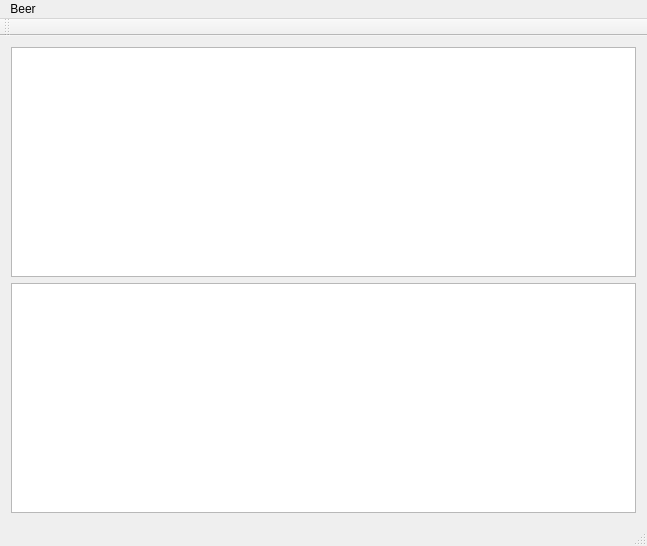
First picture: the form in qbeer.ui, repository elmo2k3/qbeer, before the edit.
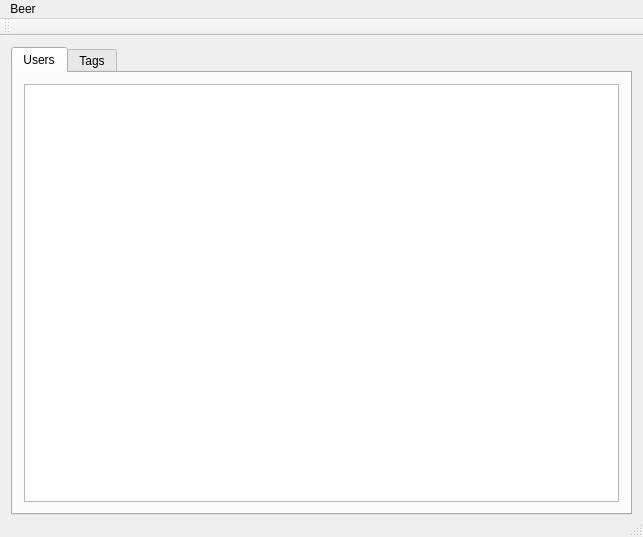
Second picture: the form after the edit.

```diff
--- a/qbeer.ui
+++ b/qbeer.ui
@@ -6,8 +6,8 @@
    <rect>
     <x>0</x>
     <y>0</y>
-    <width>647</width>
-    <height>546</height>
+    <width>643</width>
+    <height>537</height>
    </rect>
   </property>
   <property name="windowTitle">
@@ -15,11 +15,35 @@
   </property>
   <widget class="QWidget" name="centralWidget">
    <layout class="QVBoxLayout" name="verticalLayout">
+    <property name="bottomMargin">
+     <number>0</number>
+    </property>
     <item>
-     <widget class="QTableView" name="tableViewTags"/>
-    </item>
-    <item>
-     <widget class="QTextEdit" name="textEditTags"/>
+     <widget class="QTabWidget" name="tabWidget">
+      <property name="currentIndex">
+       <number>0</number>
+      </property>
+      <widget class="QWidget" name="tab">
+       <attribute name="title">
+        <string>Users</string>
+       </attribute>
+       <layout class="QVBoxLayout" name="verticalLayout_2">
+        <item>
+         <widget class="QTableView" name="tableViewTags"/>
+        </item>
+       </layout>
+      </widget>
+      <widget class="QWidget" name="tab_2">
+       <attribute name="title">
+        <string>Tags</string>
+       </attribute>
+       <layout class="QVBoxLayout" name="verticalLayout_3">
+        <item>
+         <widget class="QTextEdit" name="textEditTags"/>
+        </item>
+       </layout>
+      </widget>
+     </widget>
     </item>
    </layout>
   </widget>
@@ -28,7 +52,7 @@
     <rect>
      <x>0</x>
      <y>0</y>
-     <width>647</width>
+     <width>643</width>
      <height>27</height>
     </rect>
    </property>
```
Left out of the diff: 26 changed lines with no effect on the pictures.
